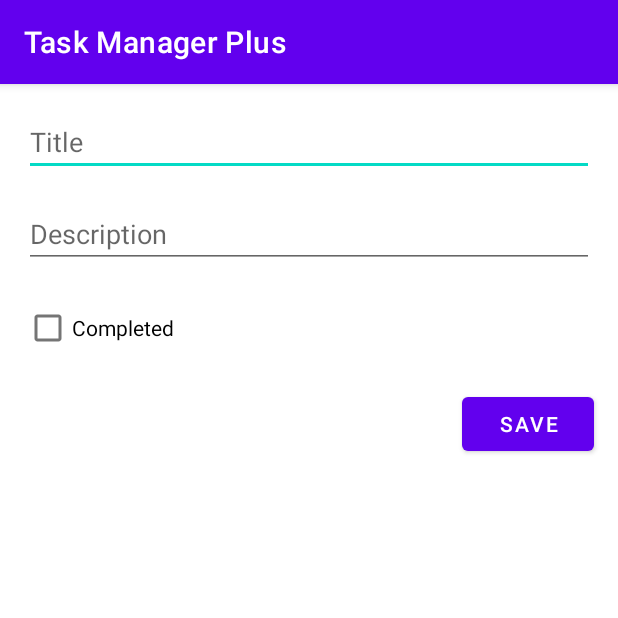
After one commit to maiconfang/taskmanagerplus-android-app, an Android app: the EditTaskActivity screen opened directly, with no data from a screen before it, on a phone screen of 412 x 824 dp, the top half of it. The commit adds this screen. Run offline under Robolectric (Android 15) with nearby library versions, the phone set to English and light mode, and no system bars.

Commit message:
Update Task Manager Plus: Added Edit Task functionality and updated Task Dashboard layout
- Updated AndroidManifest.xml to reflect new activities.
- Added EditTaskActivity to handle task editing functionality.
- Modified TaskDashboardActivity and TaskDashboardAdapter to improve task display and filtering.
- Updated layout/activity_edit_task.xml with new UI for task editing.

```diff
--- a/app/TaskManagerPlus/app/src/main/AndroidManifest.xml
+++ b/app/TaskManagerPlus/app/src/main/AndroidManifest.xml
@@ -12,6 +12,9 @@
         android:supportsRtl="true"
         android:theme="@style/Theme.TaskManagerPlus"
         tools:targetApi="31">
+        <activity
+            android:name=".ui.dashboard.EditTaskActivity"
+            android:exported="false" />
         <activity
             android:name=".ui.dashboard.AddTaskActivity"
             android:exported="false" />
--- /dev/null
+++ b/app/TaskManagerPlus/app/src/main/java/maif/taskmanagerplus/ui/dashboard/EditTaskActivity.kt
@@ -0,0 +1,46 @@
+package maif.taskmanagerplus.ui.dashboard
+
+import android.os.Bundle
+import android.widget.Button
+import android.widget.CheckBox
+import android.widget.EditText
+import androidx.appcompat.app.AppCompatActivity
+import maif.taskmanagerplus.R
+
+class EditTaskActivity : AppCompatActivity() {
+
+    override fun onCreate(savedInstanceState: Bundle?) {
+        super.onCreate(savedInstanceState)
+        setContentView(R.layout.activity_edit_task)
+
+        val titleEditText = findViewById<EditText>(R.id.et_edit_task_title)
+        val descriptionEditText = findViewById<EditText>(R.id.et_edit_task_description)
+        val completedCheckBox = findViewById<CheckBox>(R.id.cb_edit_task_completed)
+        val saveButton = findViewById<Button>(R.id.btn_save_task)
+
+        // Get the task data passed from the previous activity
+        val taskTitle = intent.getStringExtra("TASK_TITLE")
+        val taskDescription = intent.getStringExtra("TASK_DESCRIPTION")
+        val taskStatus = intent.getBooleanExtra("TASK_STATUS", false)
+
+        // Pre-fill the fields with the current task data
+        titleEditText.setText(taskTitle)
+        descriptionEditText.setText(taskDescription)
+        completedCheckBox.isChecked = taskStatus
+
+        saveButton.setOnClickListener {
+            // Save the updated task data and return to the previous screen
+            val updatedTitle = titleEditText.text.toString()
+            val updatedDescription = descriptionEditText.text.toString()
+            val updatedStatus = completedCheckBox.isChecked
+
+            val resultIntent = intent
+            resultIntent.putExtra("UPDATED_TITLE", updatedTitle)
+            resultIntent.putExtra("UPDATED_DESCRIPTION", updatedDescription)
+            resultIntent.putExtra("UPDATED_STATUS", updatedStatus)
+
+            setResult(RESULT_OK, resultIntent)
+            finish() // Close the activity and return to the previous one
+        }
+    }
+}
--- /dev/null
+++ b/app/TaskManagerPlus/app/src/main/res/layout/activity_edit_task.xml
@@ -0,0 +1,47 @@
+<?xml version="1.0" encoding="utf-8"?>
+<androidx.constraintlayout.widget.ConstraintLayout xmlns:android="http://schemas.android.com/apk/res/android"
+    xmlns:app="http://schemas.android.com/apk/res-auto"
+    xmlns:tools="http://schemas.android.com/tools"
+    android:layout_width="match_parent"
+    android:layout_height="match_parent"
+    tools:context=".ui.dashboard.EditTaskActivity">
+
+    <EditText
+        android:id="@+id/et_edit_task_title"
+        android:layout_width="0dp"
+        android:layout_height="wrap_content"
+        android:hint="Title"
+        app:layout_constraintTop_toTopOf="parent"
+        app:layout_constraintStart_toStartOf="parent"
+        app:layout_constraintEnd_toEndOf="parent"
+        android:layout_margin="16dp" />
+
+    <EditText
+        android:id="@+id/et_edit_task_description"
+        android:layout_width="0dp"
+        android:layout_height="wrap_content"
+        android:hint="Description"
+        app:layout_constraintTop_toBottomOf="@id/et_edit_task_title"
+        app:layout_constraintStart_toStartOf="parent"
+        app:layout_constraintEnd_toEndOf="parent"
+        android:layout_margin="16dp" />
+
+    <CheckBox
+        android:id="@+id/cb_edit_task_completed"
+        android:layout_width="wrap_content"
+        android:layout_height="wrap_content"
+        android:text="Completed"
+        app:layout_constraintTop_toBottomOf="@id/et_edit_task_description"
+        app:layout_constraintStart_toStartOf="parent"
+        android:layout_margin="16dp" />
+
+    <Button
+        android:id="@+id/btn_save_task"
+        android:layout_width="wrap_content"
+        android:layout_height="wrap_content"
+        android:text="Save"
+        app:layout_constraintTop_toBottomOf="@id/cb_edit_task_completed"
+        app:layout_constraintEnd_toEndOf="parent"
+        android:layout_margin="16dp" />
+
+</androidx.constraintlayout.widget.ConstraintLayout>
```
Also changed, not shown: app/TaskManagerPlus/app/src/main/java/maif/taskmanagerplus/ui/dashboard/TaskDashboardActivity.kt (+32 -1 lines), app/TaskManagerPlus/app/src/main/java/maif/taskmanagerplus/ui/dashboard/TaskDashboardAdapter.kt (+9 -7 lines).
